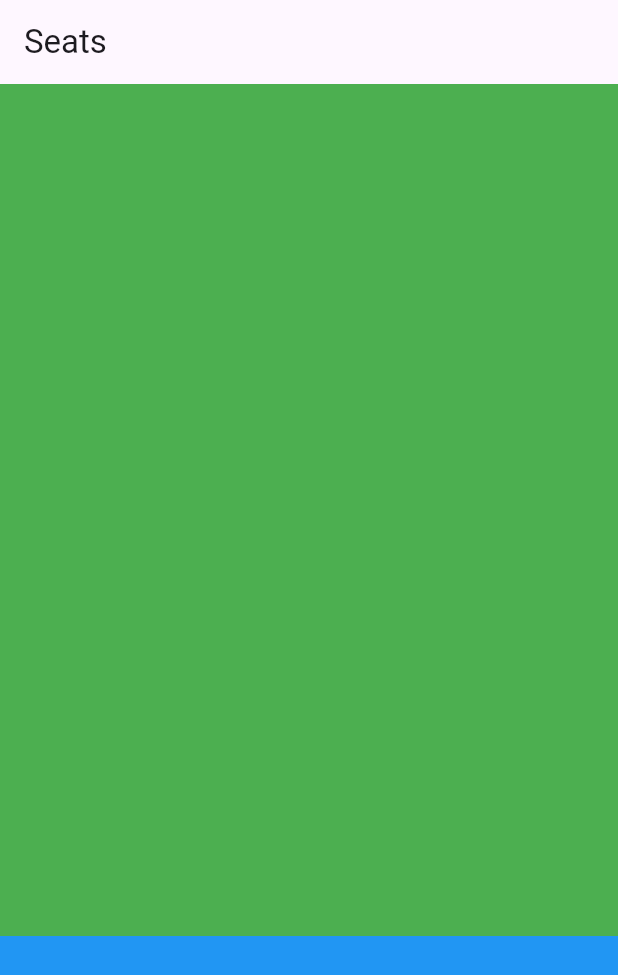
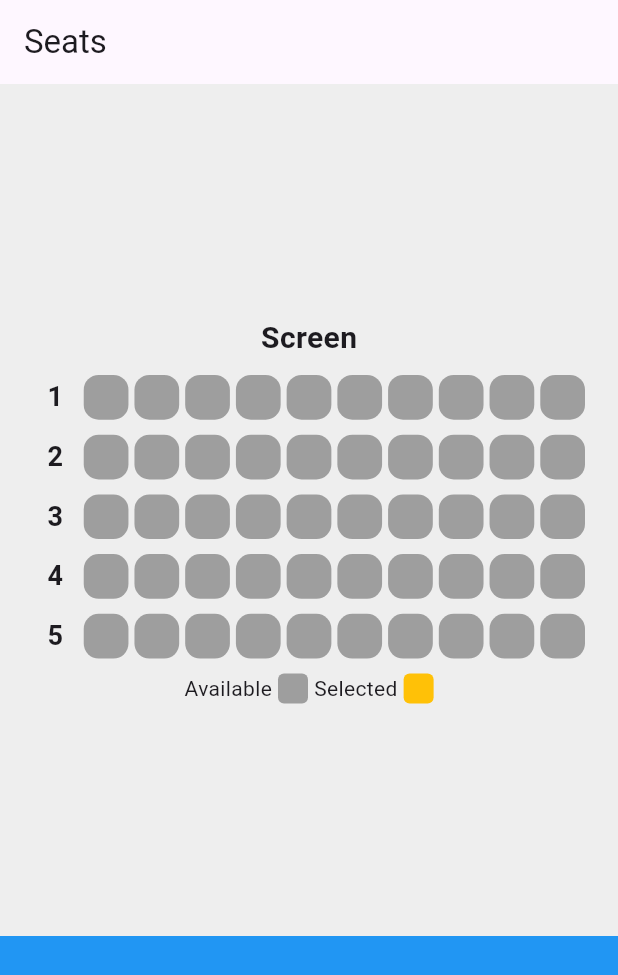
Before and after one commit to ilsong963/flutter_seat_app, a Flutter app: the screen it shows after launch, on a phone screen of 412 x 824 dp. Shown: the top 975 px of the screen. Run offline on Flutter 3.47's test engine with Material 3 defaults, Android fonts, the phone set to English and light mode, and no system bars.

Commit message:
feat: seatSelecteBox 추가

```diff
--- a/lib/seat_select_box.dart
+++ b/lib/seat_select_box.dart
@@ -1,10 +1,78 @@
+import 'package:flutter/cupertino.dart';
 import 'package:flutter/material.dart';
+import 'package:flutter/widgets.dart';
 
 class SeatSelectBox extends StatelessWidget {
   const SeatSelectBox({super.key});
 
   @override
   Widget build(BuildContext context) {
-    return Expanded(child: Container(color: Colors.green));
+    return Expanded(
+      child: Column(
+        mainAxisAlignment: MainAxisAlignment.center,
+        children: [
+          Text('Screen', style: TextStyle(fontSize: 20, fontWeight: FontWeight.bold)),
+          SizedBox(height: 10),
+          row(1),
+          SizedBox(height: 10),
+          row(2),
+          SizedBox(height: 10),
+          row(3),
+          SizedBox(height: 10),
+          row(4),
+          SizedBox(height: 10),
+          row(5),
+          SizedBox(height: 10),
+          Row(
+            mainAxisAlignment: MainAxisAlignment.center,
+            children: [seatInfo('Available', Colors.grey), SizedBox(width: 4), seatInfo('Selected', Colors.amber)],
+          ),
+        ],
+      ),
+    );
+  }
+
+  Row seatInfo(String text, Color color) {
+    return Row(
+      children: [
+        Text(text, style: TextStyle(fontSize: 14)),
+        SizedBox(width: 4),
+        Container(width: 20, height: 20, decoration: BoxDecoration(color: color, borderRadius: BorderRadius.circular(4))),
+      ],
+    );
+  }
+
+  Padding row(int rowNum) {
+    return Padding(
+      padding: EdgeInsets.symmetric(horizontal: 20),
+      child: Row(
+        mainAxisAlignment: MainAxisAlignment.spaceBetween,
+        children: [
+          Expanded(child: Center(child: Text('$rowNum', style: TextStyle(fontSize: 18, fontWeight: FontWeight.bold)))),
+          seat(),
+          seat(),
+          seat(),
+          seat(),
+          seat(),
+          seat(),
+          seat(),
+          seat(),
+          seat(),
+          seat(),
+        ],
+      ),
+    );
+  }
+
+  Widget seat() {
+    return Expanded(
+      child: Padding(
+        padding: EdgeInsets.symmetric(horizontal: 2),
+        child: AspectRatio(
+          aspectRatio: 1,
+          child: Container(decoration: BoxDecoration(color: Colors.grey, borderRadius: BorderRadius.circular(10))),
+        ),
+      ),
+    );
   }
 }
```
